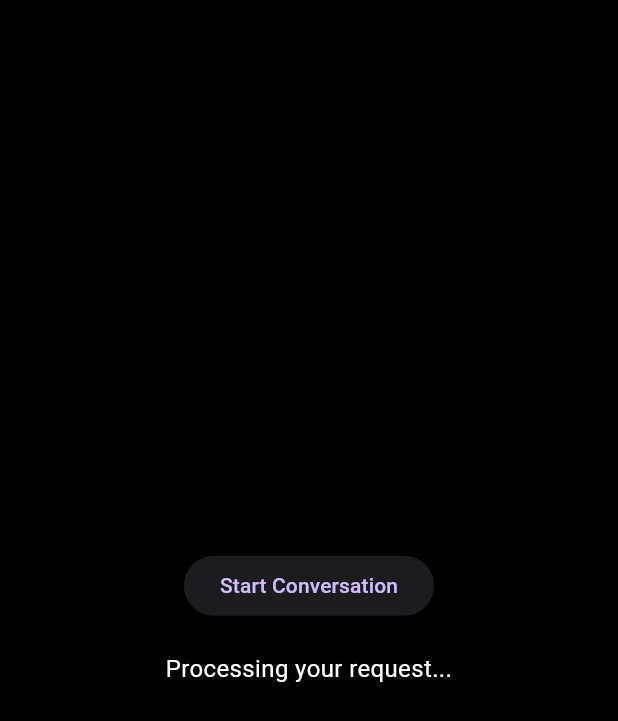
After one commit to iPrakharV/CodeWriter-AI, a Flutter app: the GenerateScreen screen opened directly, after a tap on "Start Conversation", on a phone screen of 412 x 824 dp. The commit adds this screen. Shown: the top 721 px of the screen. Run offline on Flutter 3.47's test engine with Material 3 defaults, Android fonts, the phone set to English and light mode, and no system bars; our stand-ins replace flutter_tts, permission_handler, speech_to_text.

Commit message:
current update

```diff
--- /dev/null
+++ b/lib/screens/generate.dart
@@ -0,0 +1,143 @@
+import 'package:flutter/material.dart';
+import 'package:flutter_tts/flutter_tts.dart';
+import 'package:speech_to_text/speech_to_text.dart' as stt;
+import 'dart:io';
+import 'package:path_provider/path_provider.dart';
+import 'package:permission_handler/permission_handler.dart';
+import 'code.dart';
+
+class GenerateScreen extends StatefulWidget {
+  const GenerateScreen({super.key});
+
+  @override
+  _GenerateScreenState createState() => _GenerateScreenState();
+}
+
+class _GenerateScreenState extends State<GenerateScreen> {
+  final FlutterTts _flutterTts = FlutterTts();
+  final stt.SpeechToText _speechToText = stt.SpeechToText();
+  String _spokenText = '';
+  bool _isListening = false;
+  String _aiResponse = 'Processing your request...';
+
+  @override
+  void dispose() {
+    _flutterTts.stop(); // Stops TTS when the widget is disposed
+    super.dispose();
+  }
+
+  Future<void> _startConversation() async {
+    // Request microphone permission before starting
+    await _requestMicrophonePermission();
+
+    // Step 1: TTS - Initial greeting
+    await _speak("Hey, this is CodeWriter, how can I help you today?");
+    // Step 2: Start listening to the user's input
+    await _listen();
+  }
+
+  Future<void> _requestMicrophonePermission() async {
+    var status = await Permission.microphone.status;
+    if (status.isDenied) {
+      // Request microphone permission
+      await Permission.microphone.request();
+    }
+
+    if (status.isPermanentlyDenied) {
+      // Open app settings if permission is permanently denied
+      openAppSettings();
+    }
+  }
+
+  Future<void> _speak(String text) async {
+    await _flutterTts.setLanguage('en-US');
+    await _flutterTts.setPitch(1.0);
+    await _flutterTts.speak(text);
+  }
+
+  Future<void> _listen() async {
+    bool available = await _speechToText.initialize();
+    if (available) {
+      setState(() {
+        _isListening = true;
+      });
+      _speechToText.listen(onResult: (result) {
+        setState(() {
+          _spokenText = result.recognizedWords;
+        });
+      });
+
+      // After 5 seconds or when the speech stops
+      await Future.delayed(Duration(seconds: 5));
+      _speechToText.stop();
+      setState(() {
+        _isListening = false;
+      });
+
+      // Step 3: Process the input and respond
+      await _processInput(_spokenText);
+    } else {
+      setState(() {
+        _aiResponse = 'Speech recognition is not available on this device.';
+      });
+    }
+  }
+
+  Future<void> _processInput(String input) async {
+    // Here, you'd typically send the input to the Gemini API for processing.
+    // For simplicity, we'll just mock a response.
+    String response = "Got it, I'm generating a solution for: $input";
+
+    await _speak(response);
+
+    // Step 4: Simulate generating a file
+    await _generateFile(input);
+
+    setState(() {
+      _aiResponse = 'I have generated a file for the requested problem. Click the button below to view it.';
+    });
+  }
+
+  Future<void> _generateFile(String content) async {
+    final directory = await getApplicationDocumentsDirectory();
+    final filePath = '${directory.path}/generated_code.txt';
+    final file = File(filePath);
+
+    await file.writeAsString('Generated content based on input: $content');
+  }
+
+  void _viewGeneratedFile() {
+    Navigator.push(
+      context,
+      MaterialPageRoute(builder: (context) => const CodeScreen()),
+    );
+  }
+
+  @override
+  Widget build(BuildContext context) {
+    return Scaffold(
+      body: Center(
+        child: Column(
+          mainAxisAlignment: MainAxisAlignment.center,
+          children: [
+            ElevatedButton(
+              onPressed: _startConversation,
+              child: Text('Start Conversation'),
+            ),
+            SizedBox(height: 20),
+            Text(
+              _aiResponse,
+              style: TextStyle(fontSize: 16, color: Colors.white),
+              textAlign: TextAlign.center,
+            ),
+            if (_aiResponse.contains('Click the button below'))
+              ElevatedButton(
+                onPressed: _viewGeneratedFile,
+                child: Text('View Code'),
+              ),
+          ],
+        ),
+      ),
+    );
+  }
+}
--- a/lib/screens/splash_screen.dart
+++ b/lib/screens/splash_screen.dart
@@ -24,7 +24,7 @@ class _SplashScreenState extends State<SplashScreen> {
 
   @override
   Widget build(BuildContext context) {
-    return Scaffold(
+    return const Scaffold(
       body: Center(
         child: Text(
           'CodeWriter AI',
```
Also changed, not shown: lib/screens/code.dart (added, +53 -0 lines), lib/screens/home.dart (+9 -6 lines), pubspec.yaml (+6 -1 lines), pubspec.lock, 10 other files.
